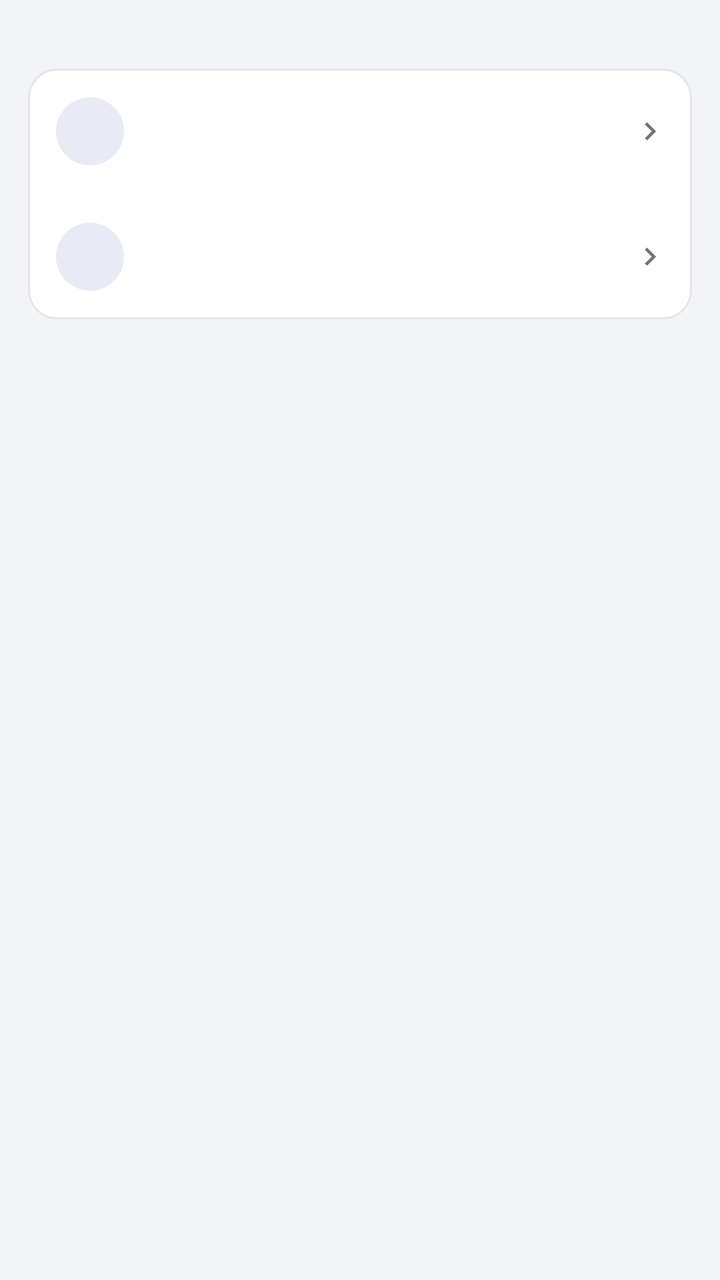
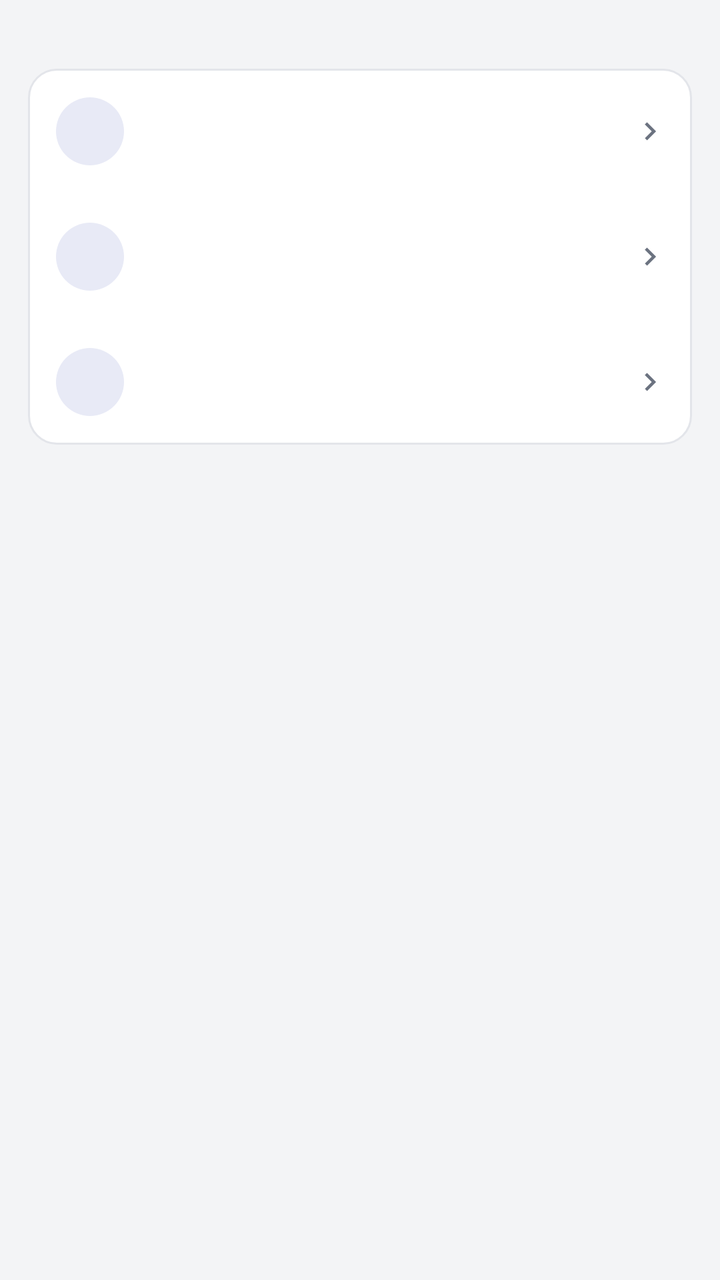

Two renders of the same Android screen: before a commit and after it. Below are the layout's source before the change and the commit's diff.
<!-- AndroidManifest.xml: activity theme AppTheme -->
<!-- res/layout/activity_trash.xml -->
<?xml version="1.0" encoding="utf-8"?>
<ScrollView xmlns:android="http://schemas.android.com/apk/res/android"
    android:id="@+id/root"
    android:layout_width="match_parent"
    android:layout_height="match_parent"
    android:fillViewport="true"
    android:background="@color/bg">

  <LinearLayout
    android:layout_width="match_parent"
    android:layout_height="wrap_content"
    android:orientation="vertical">

    <TextView
        android:id="@+id/trash_head"
        android:layout_width="match_parent"
        android:layout_height="wrap_content"
        android:paddingStart="20dp"
        android:paddingEnd="20dp"
        android:paddingTop="12dp"
        android:paddingBottom="6dp"
        android:lineSpacingExtra="2dp"
        android:textColor="@color/fg_muted"
        android:textSize="12sp" />

    <LinearLayout
        android:id="@+id/trash_actions"
        android:layout_width="match_parent"
        android:layout_height="wrap_content"
        android:orientation="vertical"
        android:background="@drawable/card_bg"
        android:layout_marginStart="14dp"
        android:layout_marginEnd="14dp"
        android:layout_marginBottom="8dp">

        <include
            android:id="@+id/row_trash_empty_all"
            layout="@layout/row_action"
            android:layout_width="match_parent"
            android:layout_height="wrap_content" />

        
        <include
            android:id="@+id/row_trash_filter"
            layout="@layout/row_action"
            android:layout_width="match_parent"
            android:layout_height="wrap_content" />
    </LinearLayout>

    
    <include
        layout="@layout/plugin_section"
        android:layout_width="match_parent"
        android:layout_height="wrap_content"
        android:layout_marginStart="14dp"
        android:layout_marginEnd="14dp"
        android:layout_marginTop="8dp"
        android:layout_marginBottom="8dp" />

    <TextView
        android:id="@+id/trash_empty"
        android:layout_width="match_parent"
        android:layout_height="wrap_content"
        android:padding="28dp"
        android:gravity="center"
        android:textAlignment="center"
        android:textSize="13sp"
        android:lineSpacingExtra="4dp"
        android:textColor="@color/fg_muted"
        android:visibility="gone" />

    
    <LinearLayout
        android:id="@+id/trash_list"
        android:layout_width="match_parent"
        android:layout_height="wrap_content"
        android:orientation="vertical"
        android:paddingBottom="8dp" />
  </LinearLayout>
</ScrollView>
<!-- res/layout/row_action.xml (included above) -->
<?xml version="1.0" encoding="utf-8"?>
<LinearLayout xmlns:android="http://schemas.android.com/apk/res/android"
    android:layout_width="match_parent"
    android:layout_height="wrap_content"
    android:orientation="horizontal"
    android:gravity="center_vertical"
    android:background="?android:attr/selectableItemBackground"
    android:clickable="true"
    android:focusable="false"
    android:paddingStart="14dp"
    android:paddingEnd="12dp"
    android:paddingTop="12dp"
    android:paddingBottom="12dp">

    <FrameLayout
        android:layout_width="@dimen/row_icon_box"
        android:layout_height="@dimen/row_icon_box"
        android:background="@drawable/icon_circle">

        <ImageView
            android:id="@+id/act_icon"
            android:layout_width="@dimen/row_icon"
            android:layout_height="@dimen/row_icon"
            android:layout_gravity="center"
            android:tint="@color/accent" />
    </FrameLayout>

    <LinearLayout
        android:layout_width="0dp"
        android:layout_height="wrap_content"
        android:layout_weight="1"
        android:layout_marginStart="14dp"
        android:orientation="vertical">

        <TextView
            android:id="@+id/act_title"
            android:layout_width="match_parent"
            android:layout_height="wrap_content"
            android:singleLine="true"
            android:ellipsize="end"
            android:textSize="15sp"
            android:textColor="@color/fg" />

        <TextView
            android:id="@+id/act_sub"
            android:layout_width="match_parent"
            android:layout_height="wrap_content"
            android:paddingTop="2dp"
            android:textSize="12sp"
            android:textColor="@color/fg_muted" />
    </LinearLayout>

    <ImageView
        android:layout_width="@dimen/row_chevron"
        android:layout_height="@dimen/row_chevron"
        android:layout_marginStart="8dp"
        android:src="@drawable/ic_chevron"
        android:tint="@color/fg_muted" />
</LinearLayout>
<!-- res/layout/plugin_section.xml (included above) -->
<?xml version="1.0" encoding="utf-8"?>
<LinearLayout xmlns:android="http://schemas.android.com/apk/res/android"
    android:id="@+id/plugin_section"
    android:layout_width="match_parent"
    android:layout_height="wrap_content"
    android:layout_marginTop="8dp"
    android:layout_marginBottom="8dp"
    android:background="@drawable/card_bg"
    android:orientation="vertical"
    android:paddingTop="6dp"
    android:paddingBottom="6dp"
    android:visibility="gone">

    <TextView
        android:id="@+id/plugin_section_title"
        android:layout_width="match_parent"
        android:layout_height="wrap_content"
        android:paddingStart="14dp"
        android:paddingEnd="14dp"
        android:paddingTop="6dp"
        android:paddingBottom="2dp"
        android:text="@string/plugin_section_title"
        android:textColor="@color/fg_muted"
        android:textSize="12sp" />

    
    <LinearLayout
        android:id="@+id/plugin_section_body"
        android:layout_width="match_parent"
        android:layout_height="wrap_content"
        android:orientation="vertical" />

    <LinearLayout
        android:id="@+id/plugin_section_rows"
        android:layout_width="match_parent"
        android:layout_height="wrap_content"
        android:orientation="vertical" />
</LinearLayout>
<!-- resources referenced by this layout -->
<resources>
  <color name="accent">#FF3F51B5</color>
  <color name="bg">#FFF3F4F6</color>
  <color name="fg">#FF1A1C1E</color>
  <color name="fg_muted">#FF6B7280</color>
  <dimen name="row_chevron">18dp</dimen>
  <dimen name="row_icon">22dp</dimen>
  <dimen name="row_icon_box">34dp</dimen>
  <!-- drawable card_bg (drawable) -->
  <?xml version="1.0" encoding="utf-8"?>
  <shape xmlns:android="http://schemas.android.com/apk/res/android"
      android:shape="rectangle">
      <solid android:color="@color/card" />
      <corners android:radius="14dp" />
      <stroke android:width="1dp" android:color="@color/card_stroke" />
  </shape>
  <!-- drawable ic_chevron (drawable) -->
  <?xml version="1.0" encoding="utf-8"?>
  <vector xmlns:android="http://schemas.android.com/apk/res/android"
      android:width="24dp"
      android:height="24dp"
      android:viewportWidth="24"
      android:viewportHeight="24">
      <path
          android:fillColor="@color/icon_tint"
          android:pathData="M10,6L8.59,7.41 13.17,12l-4.58,4.59L10,18l6,-6z" />
  </vector>
  <!-- drawable icon_circle (drawable) -->
  <?xml version="1.0" encoding="utf-8"?>
  <shape xmlns:android="http://schemas.android.com/apk/res/android"
      android:shape="oval">
      <solid android:color="@color/accent_soft" />
  </shape>
  <string name="plugin_section_title">Plug-ins</string>
  <color name="card">#FFFFFFFF</color>
  <color name="card_stroke">#FFE3E5EA</color>
  <color name="icon_tint">#FF5F6368</color>
  <color name="accent_soft">#FFE8EAF6</color>
  <color name="appbar">#FF3F51B5</color>
  <color name="statusbar">#FF303F9F</color>
  <style name="AppBarStyle" parent="android:Widget.Material.ActionBar.Solid">
          <item name="android:background">@color/appbar</item>
          
          <item name="android:elevation">0dp</item>
          
          <item name="android:contentInsetStart">16dp</item>
          <item name="android:titleTextStyle">@style/AppBarTitle</item>
      </style>
  <style name="AppOverflowMenu" parent="@android:style/Widget.Material.PopupMenu.Overflow">
          <item name="android:popupBackground">@drawable/popup_bg</item>
          
          <item name="android:overlapAnchor">false</item>
          <item name="android:dropDownVerticalOffset">4dp</item>
          
          <item name="android:popupElevation">8dp</item>
      </style>
  <style name="AppBarTitle" parent="android:TextAppearance.Material.Widget.ActionBar.Title">
          <item name="android:textColor">@color/on_appbar</item>
          <item name="android:textSize">20sp</item>
          <item name="android:fontFamily">sans-serif-medium</item>
      </style>
  <!-- drawable dlg_bg (drawable) -->
  <?xml version="1.0" encoding="utf-8"?>
  <inset xmlns:android="http://schemas.android.com/apk/res/android"
      android:inset="16dp">
      <shape android:shape="rectangle">
          <solid android:color="@color/card" />
          <corners android:radius="14dp" />
          <stroke android:width="1dp" android:color="@color/card_stroke" />
      </shape>
  </inset>
  <style name="AppDialogAnim">
          <item name="android:windowEnterAnimation">@anim/dialog_instant</item>
      </style>
  <!-- drawable popup_bg (drawable) -->
  <?xml version="1.0" encoding="utf-8"?>
  <shape xmlns:android="http://schemas.android.com/apk/res/android"
      android:shape="rectangle">
      <solid android:color="@color/popup" />
      <corners android:radius="14dp" />
      <stroke android:width="1dp" android:color="@color/popup_stroke" />
  </shape>
  <color name="on_appbar">#FFFFFFFF</color>
  <color name="popup">#FFFFFFFF</color>
  <color name="popup_stroke">#FFD8DCE4</color>
  <!-- unchanged entries left out for length: 2 -->
</resources>

<!-- the commit's change to res/layout/activity_trash.xml (unified diff, before → after) -->
@@ -41,6 +41,13 @@
 
         
         <include
+            android:id="@+id/row_trash_sort"
+            layout="@layout/row_action"
+            android:layout_width="match_parent"
+            android:layout_height="wrap_content" />
+
+        
+        <include
             android:id="@+id/row_trash_filter"
             layout="@layout/row_action"
             android:layout_width="match_parent"
@@ -75,6 +82,8 @@
         android:layout_width="match_parent"
         android:layout_height="wrap_content"
         android:orientation="vertical"
+        android:paddingStart="14dp"
+        android:paddingEnd="14dp"
         android:paddingBottom="8dp" />
   </LinearLayout>
 </ScrollView>
